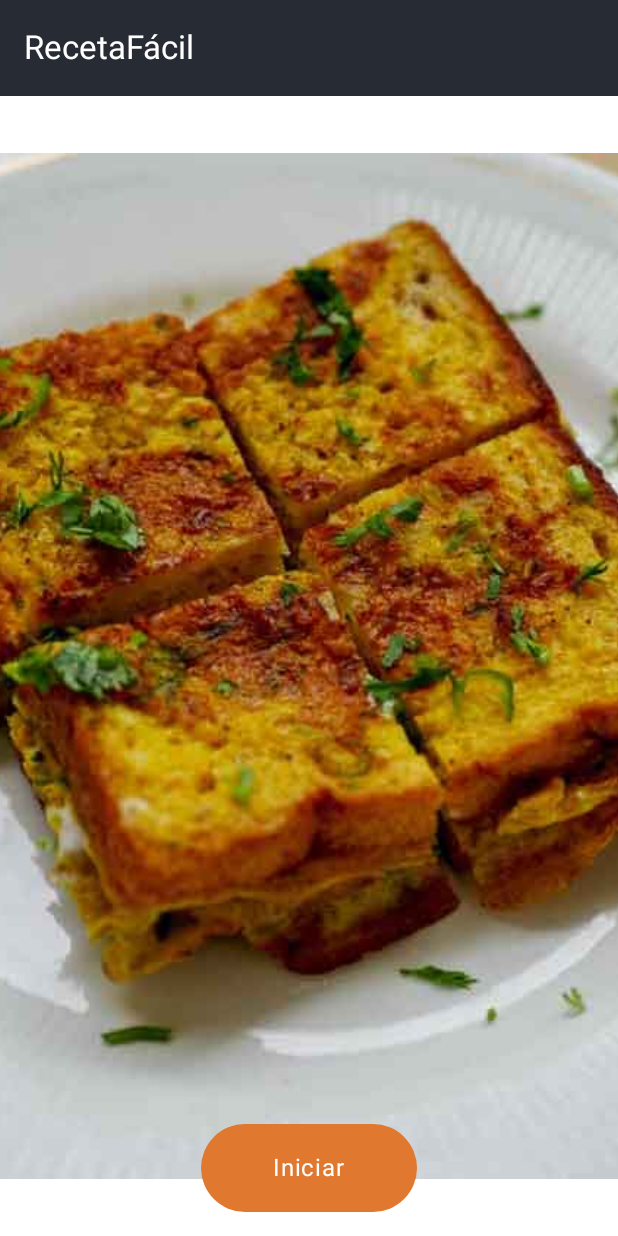
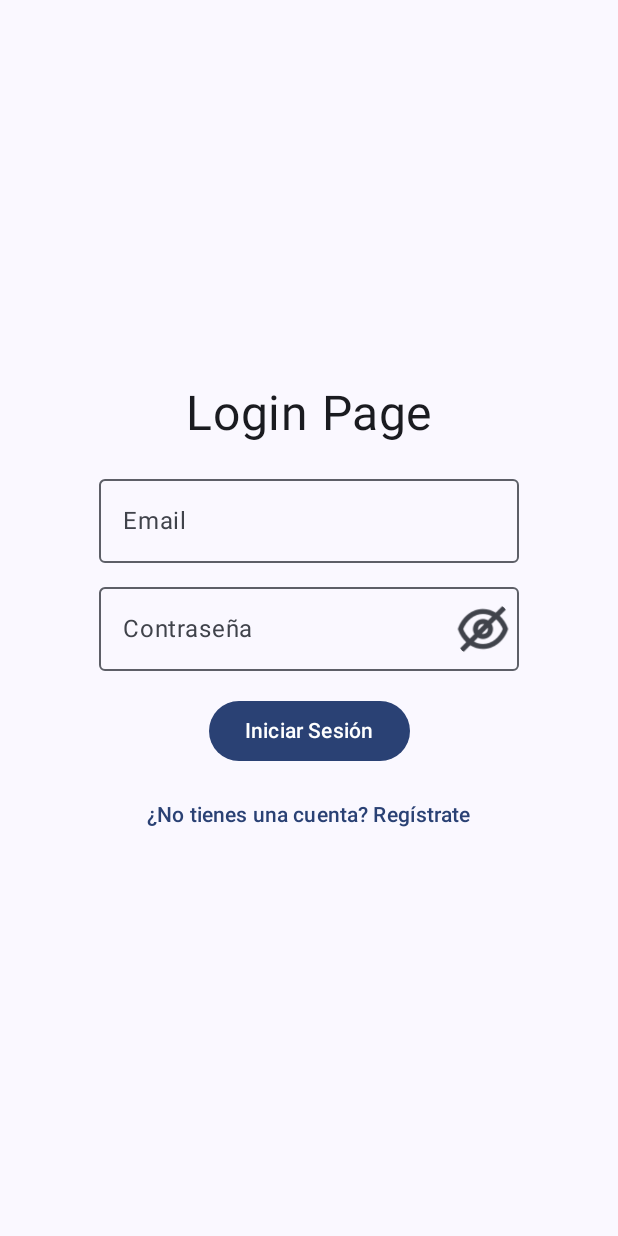
Before and after one commit to Stronauta/TuRecetaApp, an Android app built with Jetpack Compose: the screen it shows after launch (MainActivity), on a phone screen of 412 x 824 dp. Run offline under Robolectric (Android 15) with nearby library versions, the phone set to English and light mode, and no system bars; our stand-ins replace Dagger/Hilt's generated code, Firebase (no records; nobody signed in at launch, a user with empty details on screens opened directly), livedata-compose.

Commit message:
Creando login y la auteticacion

```diff
--- /dev/null
+++ b/app/src/main/java/com/example/turecetaapp/presentation/authentication/AuthViewModel.kt
@@ -0,0 +1,75 @@
+package com.example.turecetaapp.presentation.authentication
+
+import androidx.lifecycle.LiveData
+import androidx.lifecycle.MutableLiveData
+import androidx.lifecycle.ViewModel
+import com.google.firebase.auth.FirebaseAuth
+
+class AuthViewModel : ViewModel(){
+
+    private val auth : FirebaseAuth = FirebaseAuth.getInstance()
+    private val _authState = MutableLiveData<AuthState>()
+    val authState: LiveData<AuthState> = _authState
+
+    init {
+        checkAuthStatus()
+    }
+
+
+    fun checkAuthStatus(){
+        if(auth.currentUser==null){
+            _authState.value = AuthState.Unauthenticated
+        }else{
+            _authState.value = AuthState.Authenticated
+        }
+    }
+
+    fun login(email : String,password : String){
+
+        if(email.isEmpty() || password.isEmpty()){
+            _authState.value = AuthState.Error("Email or password can't be empty")
+            return
+        }
+        _authState.value = AuthState.Loading
+        auth.signInWithEmailAndPassword(email,password)
+            .addOnCompleteListener{task->
+                if (task.isSuccessful){
+                    _authState.value = AuthState.Authenticated
+                }else{
+                    _authState.value = AuthState.Error(task.exception?.message?:"Something went wrong")
+                }
+            }
+    }
+
+    fun signup(email : String,password : String){
+
+        if(email.isEmpty() || password.isEmpty()){
+            _authState.value = AuthState.Error("Email or password can't be empty")
+            return
+        }
+        _authState.value = AuthState.Loading
+        auth.createUserWithEmailAndPassword(email,password)
+            .addOnCompleteListener{task->
+                if (task.isSuccessful){
+                    _authState.value = AuthState.Authenticated
+                }else{
+                    _authState.value = AuthState.Error(task.exception?.message?:"Something went wrong")
+                }
+            }
+    }
+
+    fun signout(){
+        auth.signOut()
+        _authState.value = AuthState.Unauthenticated
+    }
+
+
+}
+
+
+sealed class AuthState{
+    object Authenticated : AuthState()
+    object Unauthenticated : AuthState()
+    object Loading : AuthState()
+    data class Error(val message : String) : AuthState()
+}
--- /dev/null
+++ b/app/src/main/java/com/example/turecetaapp/presentation/authentication/LoginPage.kt
@@ -0,0 +1,110 @@
+package com.example.turecetaapp.presentation.authentication
+
+import android.widget.Toast
+import androidx.compose.foundation.layout.Arrangement
+import androidx.compose.foundation.layout.Column
+import androidx.compose.foundation.layout.Spacer
+import androidx.compose.foundation.layout.fillMaxSize
+import androidx.compose.foundation.layout.height
+import androidx.compose.material3.Button
+import androidx.compose.material3.Icon
+import androidx.compose.material3.IconButton
+import androidx.compose.material3.OutlinedTextField
+import androidx.compose.material3.Text
+import androidx.compose.material3.TextButton
+import androidx.compose.runtime.Composable
+import androidx.compose.runtime.LaunchedEffect
+import androidx.compose.runtime.getValue
+import androidx.compose.runtime.livedata.observeAsState
+import androidx.compose.runtime.mutableStateOf
+import androidx.compose.runtime.remember
+import androidx.compose.runtime.setValue
+import androidx.compose.ui.Alignment
+import androidx.compose.ui.Modifier
+import androidx.compose.ui.platform.LocalContext
+import androidx.compose.ui.res.painterResource
+import androidx.compose.ui.text.input.PasswordVisualTransformation
+import androidx.compose.ui.text.input.VisualTransformation
+import androidx.compose.ui.unit.dp
+import androidx.compose.ui.unit.sp
+import androidx.navigation.NavController
+import com.example.turecetaapp.R
+import com.example.turecetaapp.presentation.navigation.Screen
+
+@Composable
+fun LoginPage(
+    modifier: Modifier = Modifier,
+    navController: NavController,
+    authViewModel: AuthViewModel
+) {
+    var email by remember { mutableStateOf("") }
+    var password by remember { mutableStateOf("") }
+    var passwordVisible by remember { mutableStateOf(false) }
+
+    val authState = authViewModel.authState.observeAsState()
+    val context = LocalContext.current
+
+    LaunchedEffect(authState.value) {
+        when (authState.value) {
+            is AuthState.Authenticated -> navController.navigate(Screen.HomeScreen2)
+            is AuthState.Error -> Toast.makeText(
+                context,
+                (authState.value as AuthState.Error).message, Toast.LENGTH_SHORT
+            ).show()
+
+            else -> Unit
+        }
+    }
+
+    Column(
+        modifier = modifier.fillMaxSize(),
+        verticalArrangement = Arrangement.Center,
+        horizontalAlignment = Alignment.CenterHorizontally
+    ) {
+        Text(text = "Login Page", fontSize = 32.sp)
+
+        Spacer(modifier = Modifier.height(16.dp))
+
+        OutlinedTextField(
+            value = email,
+            onValueChange = { email = it },
+            label = { Text(text = "Email") }
+        )
+
+        Spacer(modifier = Modifier.height(8.dp))
+
+        OutlinedTextField(
+            value = password,
+            onValueChange = { password = it },
+            label = { Text(text = "Contraseña") },
+            visualTransformation = if (passwordVisible) VisualTransformation.None else PasswordVisualTransformation(),
+            trailingIcon = {
+                val image =
+                    if (passwordVisible) painterResource(id = R.drawable.icons8_eyes_64) else painterResource(
+                        id = R.drawable.icons8_eyes_64__1_
+                    )
+                IconButton(onClick = { passwordVisible = !passwordVisible }) {
+                    Icon(
+                        painter = image,
+                        contentDescription = if (passwordVisible) "Hide password" else "Show password"
+                    )
+                }
+            }
+        )
+
+        Spacer(modifier = Modifier.height(16.dp))
+
+        Button(
+            onClick = { authViewModel.login(email, password) },
+            enabled = authState.value != AuthState.Loading
+        ) {
+            Text(text = "Iniciar Sesión")
+        }
+
+        Spacer(modifier = Modifier.height(8.dp))
+
+        TextButton(onClick = { navController.navigate(Screen.SignupScreen) }) {
+            Text(text = "¿No tienes una cuenta? Regístrate")
+        }
+    }
+}
--- a/app/src/main/java/com/example/turecetaapp/presentation/navigation/Screen.kt
+++ b/app/src/main/java/com/example/turecetaapp/presentation/navigation/Screen.kt
@@ -3,20 +3,25 @@ package com.example.turecetaapp.presentation.navigation
 import kotlinx.serialization.Serializable
 
 
-sealed class Screen{
+sealed class Screen {
 
     @Serializable
-    object  HomeScreen : Screen()
+    data object HomeScreen : Screen()
 
     @Serializable
-    object  MealList : Screen()
+    data object CategoriesList : Screen()
 
     @Serializable
-    data class MealBody(val idMeal: String) : Screen()
+    data object LoginScreen : Screen()
 
     @Serializable
-    data object  CategoriesScreen : Screen()
+    data object SignupScreen : Screen()
 
+    @Serializable
+    data object HomeScreen2 : Screen()
+
+    @Serializable
+    data class CategoriesMealScreen(val category: String) : Screen()
 
 
 }
--- a/app/src/main/java/com/example/turecetaapp/presentation/navigation/TuRecetaNavHost.kt
+++ b/app/src/main/java/com/example/turecetaapp/presentation/navigation/TuRecetaNavHost.kt
@@ -1,47 +1,68 @@
 package com.example.turecetaapp.presentation.navigation
 
 import androidx.compose.runtime.Composable
+import androidx.hilt.navigation.compose.hiltViewModel
 import androidx.navigation.NavHostController
 import androidx.navigation.compose.NavHost
 import androidx.navigation.compose.composable
-import com.example.turecetaapp.presentation.Meal.MealBody
+import com.example.turecetaapp.presentation.authentication.HomePage
+import com.example.turecetaapp.presentation.authentication.LoginPage
+import com.example.turecetaapp.presentation.authentication.SignupPage
 import com.example.turecetaapp.presentation.category.CategoryListScreen
 import com.example.turecetaapp.presentation.home.HomeScreen
 
 @Composable
 fun TuRecetaNavHost(
     navController: NavHostController
-){
+) {
     NavHost(
         navController = navController,
-        startDestination = Screen.HomeScreen
+        startDestination = Screen.LoginScreen
     ) {
+
+        composable<Screen.LoginScreen> {
+            LoginPage(
+                navController = navController,
+                authViewModel = hiltViewModel()
+            )
+        }
+
+        composable<Screen.SignupScreen> {
+            SignupPage(
+                navController = navController,
+                authViewModel = hiltViewModel()
+            )
+        }
+
+        composable<Screen.HomeScreen2> {
+            HomePage(
+                navController = navController,
+                authViewModel = hiltViewModel()
+            )
+        }
 
         composable<Screen.HomeScreen> {
             HomeScreen(
                 onEnterApp = {
-                    navController.navigate(Screen.CategoriesScreen)
+                    navController.navigate(Screen.CategoriesList)
                 }
             )
         }
 
-        composable<Screen.CategoriesScreen> {
+        composable<Screen.CategoriesList> {
             CategoryListScreen(
                 onCategoryItemClick = { category ->
-                    // Example navigation action, replace "CategoryDetailScreen" with your actual destination
-                    navController.navigate("CategoryDetailScreen/$category")
+                    navController.navigate(Screen.CategoriesMealScreen(category))
                 }
             )
         }
 
-        composable<Screen.MealList> {
-            MealBody(
-                onMealItemClick = { mealId ->
-                    // Example navigation action, replace "MealDetailScreen" with your actual destination
-                    navController.navigate("MealDetailScreen/$mealId")
-                },
-                goBack = navController
-            )
+        composable<Screen.CategoriesMealScreen> {
+/*            MealListScreen(
+
+            )*/
         }
+
+
     }
 }
--- a/app/src/main/java/com/example/turecetaapp/util/Constants.kt
+++ b/app/src/main/java/com/example/turecetaapp/util/Constants.kt
@@ -4,4 +4,6 @@ object Constants {
 
     const val BASE_URL = "https://www.themealdb.com/api/json/v1/1/"
     const val PARAM_STR_CATEGORY = "strCategory"
+    const val PARAM_ID_MEAL = "idMeal"
+
 }
--- a/build.gradle.kts
+++ b/build.gradle.kts
@@ -5,4 +5,5 @@ plugins {
     id("com.google.devtools.ksp") version "1.9.24-1.0.20" apply false //aqui se busca la ultima version https://github.com/google/ksp/releases
     alias(libs.plugins.kotlinx.serialization)
     id("com.google.dagger.hilt.android") version "2.51" apply false
+    alias(libs.plugins.google.gms.google.services) apply false
 }
```
Also changed, not shown: app/build.gradle.kts (+6 -2 lines), app/src/main/java/com/example/turecetaapp/MainActivity.kt (+0 -8 lines), app/src/main/java/com/example/turecetaapp/data/converter/Converter.kt (added, +19 -0 lines), app/src/main/java/com/example/turecetaapp/presentation/authentication/HomePage.kt (added, +47 -0 lines), app/src/main/java/com/example/turecetaapp/presentation/authentication/SignupPage.kt (added, +106 -0 lines), gradle/libs.versions.toml (+9 -0 lines), app/src/main/res/drawable/icons8_eyes_64.png (added), app/src/main/res/drawable/icons8_eyes_64__1_.png (added).
